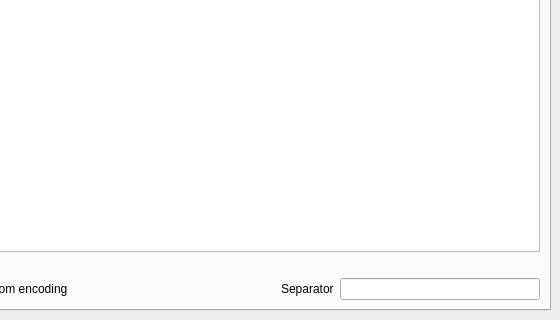
The window that gui/main.ui (dfuribez/simple_encoder) describes before a commit, drawn with Qt 5; both pictures show x 191 to 751 and y 421 to 741 of the 751 by 741 pixel window.
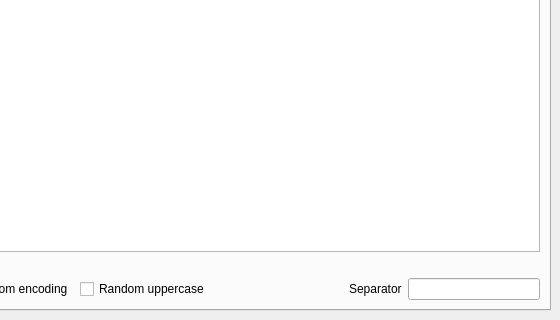
The same window after the commit.

Commit message: add random case

Diff of the .ui file:
```diff
--- a/gui/main.ui
+++ b/gui/main.ui
@@ -164,6 +164,13 @@
             </property>
            </widget>
           </item>
+          <item>
+           <widget class="QCheckBox" name="checkUpper">
+            <property name="text">
+             <string>Random uppercase</string>
+            </property>
+           </widget>
+          </item>
           <item>
            <spacer name="horizontalSpacer">
             <property name="orientation">
```
The commit also changes 1 other file.
